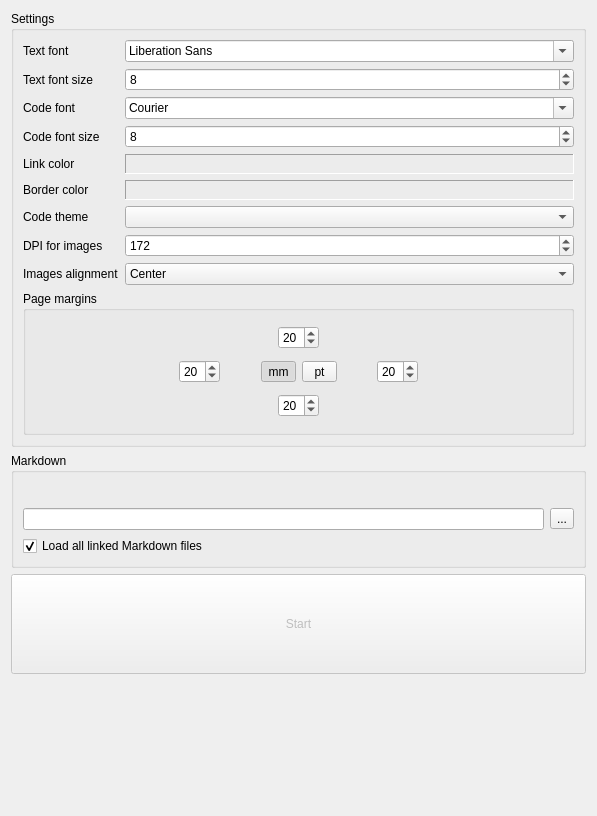
igormironchik/markdown-tools, file src/converter/main_window.ui: the form before one commit.
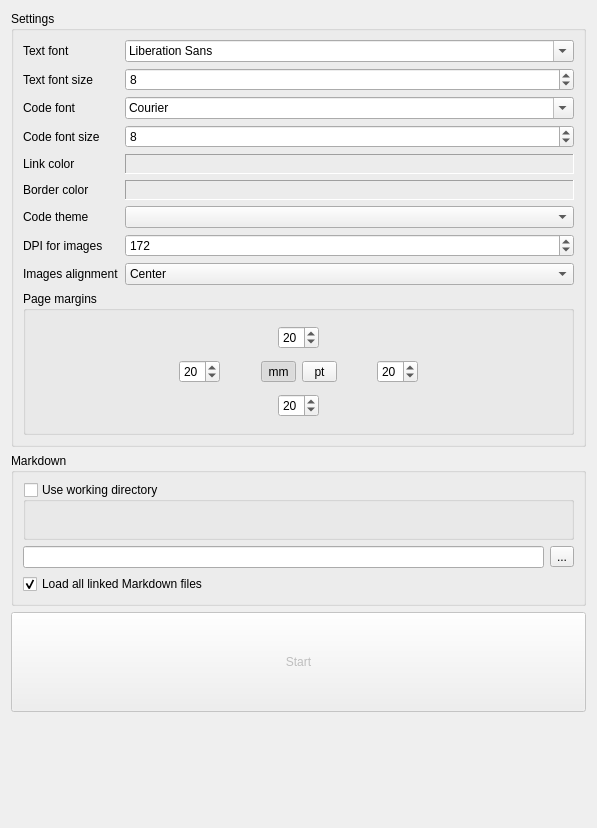
The form after the commit. Custom widgets are drawn as their Qt base class.

Commit message: Allow to work with relative paths too (without working directory).

```diff
--- a/src/converter/main_window.ui
+++ b/src/converter/main_window.ui
@@ -11,7 +11,7 @@
     <x>0</x>
     <y>0</y>
     <width>597</width>
-    <height>816</height>
+    <height>828</height>
    </rect>
   </property>
   <property name="windowTitle">
@@ -538,7 +538,17 @@
      </property>
      <layout class="QVBoxLayout" name="verticalLayout_2">
       <item>
-       <layout class="QHBoxLayout" name="m_workingDirectoryLayout">
+       <widget class="QGroupBox" name="m_workingDirBox">
+        <property name="title">
+         <string>Use working directory</string>
+        </property>
+        <property name="checkable">
+         <bool>true</bool>
+        </property>
+        <property name="checked">
+         <bool>false</bool>
+        </property>
+        <layout class="QHBoxLayout" name="horizontalLayout_2">
         <item>
          <widget class="MdShared::FolderChooser" name="m_workingDirectory" native="true">
           <property name="sizePolicy">
@@ -556,13 +566,14 @@
           </property>
           <property name="sizeHint" stdset="0">
            <size>
-            <width>0</width>
-            <height>20</height>
+             <width>534</width>
+             <height>17</height>
            </size>
           </property>
          </spacer>
         </item>
        </layout>
+       </widget>
       </item>
       <item>
        <layout class="QHBoxLayout" name="horizontalLayout">
```
Lines whose indentation alone changed are shown as unchanged. The commit also changes 4 other files.
